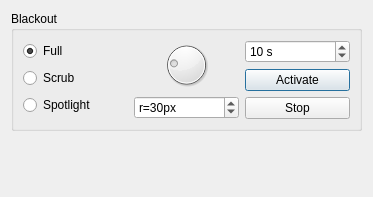
Old version of the form src/desktop/ui/handicaps.ui in the repository drawpile/Artbattle.
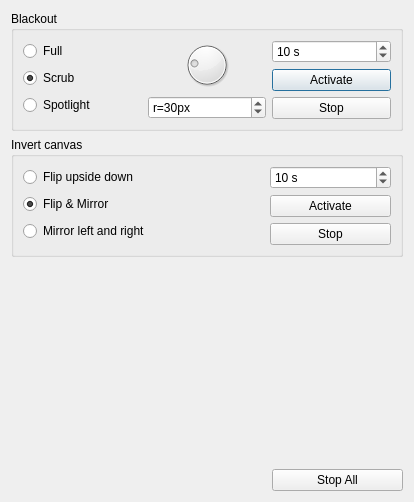
New version of the form.

Commit message: AB: implement canvas invert handicap

Patch:
```diff
--- a/src/desktop/ui/handicaps.ui
+++ b/src/desktop/ui/handicaps.ui
@@ -6,8 +6,8 @@
    <rect>
     <x>0</x>
     <y>0</y>
-    <width>373</width>
-    <height>197</height>
+    <width>414</width>
+    <height>502</height>
    </rect>
   </property>
   <property name="windowTitle">
@@ -27,9 +27,6 @@
           <property name="text">
            <string>Full</string>
           </property>
-          <property name="checked">
-           <bool>true</bool>
-          </property>
          </widget>
         </item>
         <item>
@@ -37,6 +34,9 @@
           <property name="text">
            <string>Scrub</string>
           </property>
+          <property name="checked">
+           <bool>true</bool>
+          </property>
          </widget>
         </item>
         <item>
@@ -118,6 +118,74 @@
      </layout>
     </widget>
    </item>
+   <item>
+    <widget class="QGroupBox" name="groupBox_2">
+     <property name="title">
+      <string>Invert canvas</string>
+     </property>
+     <layout class="QHBoxLayout" name="horizontalLayout_2" stretch="2,1">
+      <item>
+       <layout class="QVBoxLayout" name="verticalLayout_5">
+        <item>
+         <widget class="QRadioButton" name="canvasFlip">
+          <property name="text">
+           <string>Flip upside down</string>
+          </property>
+         </widget>
+        </item>
+        <item>
+         <widget class="QRadioButton" name="canvasInvertBoth">
+          <property name="text">
+           <string>Flip &amp;&amp; Mirror</string>
+          </property>
+          <property name="checked">
+           <bool>true</bool>
+          </property>
+         </widget>
+        </item>
+        <item>
+         <widget class="QRadioButton" name="canvasMirror">
+          <property name="text">
+           <string>Mirror left and right</string>
+          </property>
+         </widget>
+        </item>
+       </layout>
+      </item>
+      <item>
+       <layout class="QVBoxLayout" name="verticalLayout_6">
+        <item>
+         <widget class="QSpinBox" name="canvasInvertTime">
+          <property name="suffix">
+           <string> s</string>
+          </property>
+          <property name="maximum">
+           <number>3600</number>
+          </property>
+          <property name="value">
+           <number>10</number>
+          </property>
+         </widget>
+        </item>
+        <item>
+         <widget class="QPushButton" name="canvasInvertStart">
+          <property name="text">
+           <string>Activate</string>
+          </property>
+         </widget>
+        </item>
+        <item>
+         <widget class="QPushButton" name="canvasInvertStop">
+          <property name="text">
+           <string>Stop</string>
+          </property>
+         </widget>
+        </item>
+       </layout>
+      </item>
+     </layout>
+    </widget>
+   </item>
    <item>
     <spacer name="verticalSpacer">
      <property name="orientation">
@@ -126,11 +194,35 @@
      <property name="sizeHint" stdset="0">
       <size>
        <width>20</width>
-       <height>40</height>
+       <height>123</height>
       </size>
      </property>
     </spacer>
    </item>
+   <item>
+    <layout class="QHBoxLayout" name="horizontalLayout_3" stretch="2,1">
+     <item>
+      <spacer name="horizontalSpacer">
+       <property name="orientation">
+        <enum>Qt::Horizontal</enum>
+       </property>
+       <property name="sizeHint" stdset="0">
+        <size>
+         <width>40</width>
+         <height>20</height>
+        </size>
+       </property>
+      </spacer>
+     </item>
+     <item>
+      <widget class="QPushButton" name="stopAllButton">
+       <property name="text">
+        <string>Stop All</string>
+       </property>
+      </widget>
+     </item>
+    </layout>
+   </item>
   </layout>
  </widget>
  <resources/>
```
The commit also changes 6 other files.
